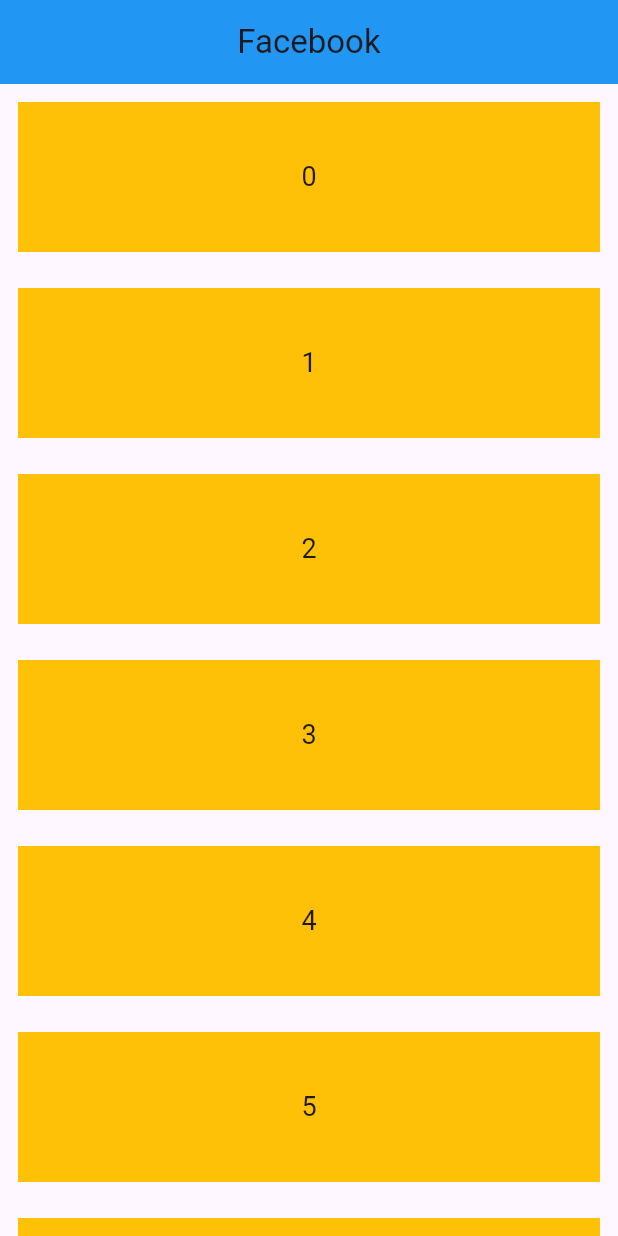
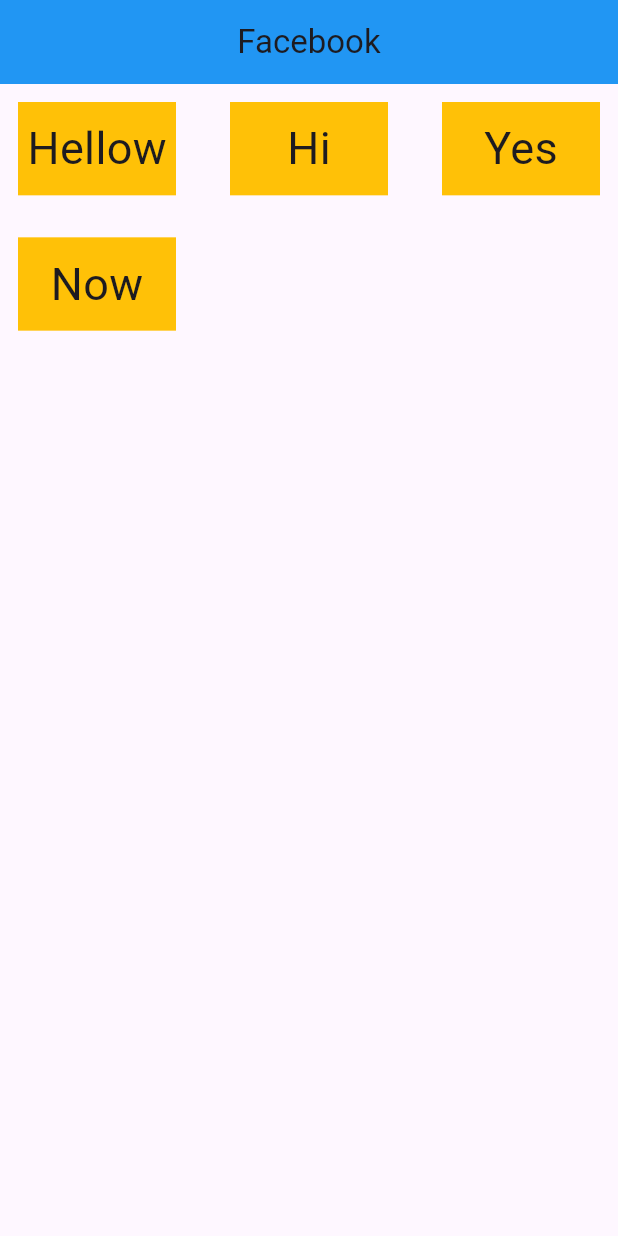
Before and after one commit to tutuldev/flutter-basic-to-advance, a Flutter app: the screen it shows after launch, on a phone screen of 412 x 824 dp. Run offline on Flutter 3.47's test engine with Material 3 defaults, Android fonts, the phone set to English and light mode, and no system bars.

Commit message:
grid view

```diff
--- a/lib/main.dart
+++ b/lib/main.dart
@@ -28,18 +28,39 @@
         title: Text('Facebook'),
         centerTitle: true,
       ),
-      body:  ListView.builder(
-        scrollDirection: Axis.vertical,
-        // scrollDirection: Axis.horizontal,
-        itemCount: 50,
-        itemBuilder: (BuildContext context , int index){
-           return Container(
-             margin: EdgeInsets.all(12),
-             height: 100,
-             color: Colors.amber,
-             child: Center(child: Text("$index",style: TextStyle(fontSize: 18),),),
-           );
-        },
+      body:  GridView(gridDelegate: SliverGridDelegateWithFixedCrossAxisCount(
+        crossAxisCount: 3,
+        // childAspectRatio: 1.5
+        // childAspectRatio: 1/2
+        childAspectRatio: 3/2,
+          mainAxisSpacing: 4,
+          crossAxisSpacing: 12
+      ),
+        children: [
+          Container(
+          margin: EdgeInsets.all(12),
+          height: 100,
+          color: Colors.amber,
+          child: Center(child: Text("Hellow",style: TextStyle(fontSize: 30),),),
+         ),
+          Container(
+          margin: EdgeInsets.all(12),
+          height: 100,
+          color: Colors.amber,
+          child: Center(child: Text("Hi",style: TextStyle(fontSize: 30),),),
+         ),
+          Container(
+          margin: EdgeInsets.all(12),
+          height: 100,
+          color: Colors.amber,
+          child: Center(child: Text("Yes",style: TextStyle(fontSize: 30),),),
+         ), Container(
+          margin: EdgeInsets.all(12),
+          height: 100,
+          color: Colors.amber,
+          child: Center(child: Text("Now",style: TextStyle(fontSize: 30),),),
+         ),
+        ],
       )
     );
   }
```
